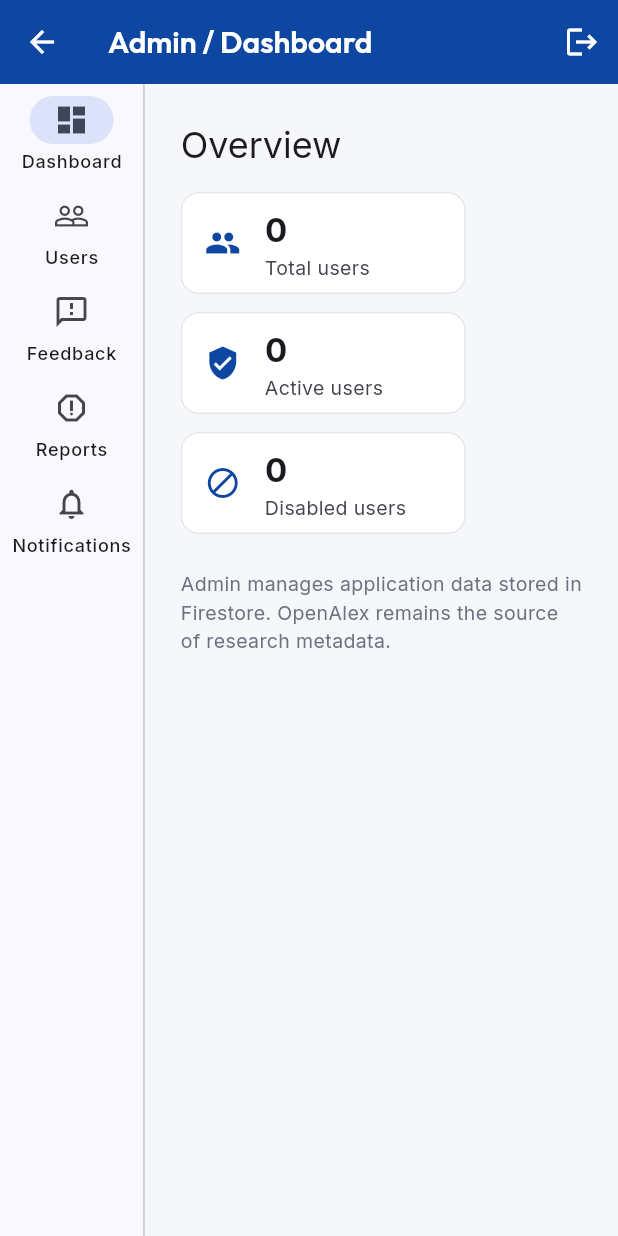
After one commit to LeMinhDuc192044/prm393_lab2_se192044, a Flutter app: the AdminDashboardScreen screen opened directly, on a phone screen of 412 x 824 dp. The commit adds this screen. Run offline on Flutter 3.47's test engine with Material 3 defaults, Android fonts, the phone set to English and light mode, and no system bars; our stand-ins replace cloud_firestore, firebase_auth, firebase_core, firebase_crashlytics, fl_chart, google_fonts and 2 more; accounts and stored records are empty.

Commit message:
add admin

```diff
--- /dev/null
+++ b/lib/repositories/admin_repository.dart
@@ -0,0 +1,23 @@
+import 'package:cloud_firestore/cloud_firestore.dart';
+
+import '../services/admin_service.dart';
+
+class AdminRepository {
+  AdminRepository({AdminService? service}) : _service = service ?? AdminService();
+  final AdminService _service;
+
+  Stream<QuerySnapshot<Map<String, dynamic>>> watchUsers() => _service.watchUsers();
+  Stream<QuerySnapshot<Map<String, dynamic>>> watchFeedback() => _service.watchFeedback();
+  Stream<QuerySnapshot<Map<String, dynamic>>> watchReports() => _service.watchReports();
+  Stream<QuerySnapshot<Map<String, dynamic>>> watchNotifications() => _service.watchNotifications();
+  Stream<DocumentSnapshot<Map<String, dynamic>>> watchConfig() => _service.watchConfig();
+  Future<void> updateUserRole(String uid, String role) => _service.updateUserRole(uid, role);
+  Future<void> updateUserStatus(String uid, String status) => _service.updateUserStatus(uid, status);
+  Future<void> updateFeedbackStatus(String id, String status) => _service.updateFeedbackStatus(id, status);
+  Future<void> deleteFeedback(String id) => _service.deleteFeedback(id);
+  Future<void> updateReportStatus(String id, String status) => _service.updateReportStatus(id, status);
+  Future<void> createNotification(Map<String, dynamic> data) => _service.createNotification(data);
+  Future<void> updateNotification(String id, Map<String, dynamic> data) => _service.updateNotification(id, data);
+  Future<void> deleteNotification(String id) => _service.deleteNotification(id);
+  Future<void> updateConfig(Map<String, dynamic> data) => _service.updateConfig(data);
+}
--- a/lib/repositories/auth_repository.dart
+++ b/lib/repositories/auth_repository.dart
@@ -1,4 +1,5 @@
 import 'package:firebase_auth/firebase_auth.dart';
+import 'package:cloud_firestore/cloud_firestore.dart';
 
 import '../services/firebase_sign_in_service.dart';
 
@@ -11,6 +12,9 @@ class AuthRepository {
   User? get currentUser => _authService.currentUser;
 
   Stream<User?> get authStateChanges => _authService.authStateChanges;
+
+  Stream<DocumentSnapshot<Map<String, dynamic>>> watchUserProfile(String uid) =>
+      _authService.watchUserProfile(uid);
 
   Future<User?> signInWithEmailPassword({
     required String email,
--- /dev/null
+++ b/lib/screens/admin_dashboard_screen.dart
@@ -0,0 +1,180 @@
+import 'package:cloud_firestore/cloud_firestore.dart';
+import 'package:flutter/material.dart';
+import 'package:provider/provider.dart';
+
+import '../theme.dart';
+import '../viewmodels/admin_dashboard_view_model.dart';
+import '../viewmodels/auth_view_model.dart';
+
+class AdminDashboardScreen extends StatefulWidget {
+  const AdminDashboardScreen({super.key});
+
+  @override
+  State<AdminDashboardScreen> createState() => _AdminDashboardScreenState();
+}
+
+class _AdminDashboardScreenState extends State<AdminDashboardScreen> {
+  int _section = 0;
+  static const _titles = ['Dashboard', 'Users', 'Feedback', 'Reports', 'Notifications'];
+
+  @override
+  Widget build(BuildContext context) {
+    return ChangeNotifierProvider(
+      create: (_) => AdminDashboardViewModel(),
+      child: Consumer<AdminDashboardViewModel>(
+        builder: (context, model, _) {
+          return Scaffold(
+            appBar: AppBar(
+              title: Text('Admin / ${_titles[_section]}'),
+              actions: [
+                IconButton(
+                  tooltip: 'Logout',
+                  onPressed: () => context.read<AuthViewModel>().signOut(),
+                  icon: const Icon(Icons.logout),
+                ),
+              ],
+            ),
+            body: Row(
+              children: [
+                NavigationRail(
+                  selectedIndex: _section,
+                  onDestinationSelected: (value) => setState(() => _section = value),
+                  labelType: NavigationRailLabelType.all,
+                  destinations: const [
+                    NavigationRailDestination(icon: Icon(Icons.dashboard_outlined), selectedIcon: Icon(Icons.dashboard), label: Text('Dashboard')),
+                    NavigationRailDestination(icon: Icon(Icons.people_outline), selectedIcon: Icon(Icons.people), label: Text('Users')),
+                    NavigationRailDestination(icon: Icon(Icons.feedback_outlined), selectedIcon: Icon(Icons.feedback), label: Text('Feedback')),
+                    NavigationRailDestination(icon: Icon(Icons.report_outlined), selectedIcon: Icon(Icons.report), label: Text('Reports')),
+                    NavigationRailDestination(icon: Icon(Icons.notifications_outlined), selectedIcon: Icon(Icons.notifications), label: Text('Notifications')),
+                  ],
+                ),
+                const VerticalDivider(width: 1),
+                Expanded(child: _body(model)),
+              ],
+            ),
+          );
+        },
+      ),
+    );
+  }
+
+  Widget _body(AdminDashboardViewModel model) {
+    switch (_section) {
+      case 1:
+        return _Users(model: model);
+      case 2:
+        return _ModerationList(title: 'Feedback', stream: model.feedback, onStatus: model.updateFeedback, onDelete: model.deleteFeedback);
+      case 3:
+        return _ModerationList(title: 'Reports', stream: model.reports, onStatus: model.updateReport);
+      case 4:
+        return _ModerationList(title: 'Notifications', stream: model.notifications);
+      default:
+        return _Dashboard(model: model);
+    }
+  }
+}
+
+class _Dashboard extends StatelessWidget {
+  const _Dashboard({required this.model});
+  final AdminDashboardViewModel model;
+
+  @override
+  Widget build(BuildContext context) => StreamBuilder<QuerySnapshot<Map<String, dynamic>>>(
+        stream: model.users,
+        builder: (context, snapshot) {
+          final docs = snapshot.data?.docs ?? const [];
+          final active = docs.where((doc) => doc.data()['status'] != 'DISABLED').length;
+          final disabled = docs.length - active;
+          return ListView(
+            padding: const EdgeInsets.all(24),
+            children: [
+              Text('Overview', style: Theme.of(context).textTheme.headlineSmall),
+              const SizedBox(height: 16),
+              Wrap(spacing: 12, runSpacing: 12, children: [
+                _Metric(label: 'Total users', value: docs.length, icon: Icons.people),
+                _Metric(label: 'Active users', value: active, icon: Icons.verified_user),
+                _Metric(label: 'Disabled users', value: disabled, icon: Icons.block),
+              ]),
+              const SizedBox(height: 24),
+              const Text('Admin manages application data stored in Firestore. OpenAlex remains the source of research metadata.'),
+            ],
+          );
+        },
+      );
+}
+
+class _Metric extends StatelessWidget {
+  const _Metric({required this.label, required this.value, required this.icon});
+  final String label;
+  final int value;
+  final IconData icon;
+  @override
+  Widget build(BuildContext context) => SizedBox(
+        width: 190,
+        child: Card(child: ListTile(leading: Icon(icon, color: AppTheme.primary), title: Text('$value', style: const TextStyle(fontSize: 22, fontWeight: FontWeight.bold)), subtitle: Text(label))),
+      );
+}
+
+class _Users extends StatelessWidget {
+  const _Users({required this.model});
+  final AdminDashboardViewModel model;
+  @override
+  Widget build(BuildContext context) => StreamBuilder<QuerySnapshot<Map<String, dynamic>>>(
+        stream: model.users,
+        builder: (context, snapshot) {
+          if (snapshot.hasError) return Center(child: Text('Unable to load users: ${snapshot.error}'));
+          if (!snapshot.hasData) return const Center(child: CircularProgressIndicator());
+          return ListView.builder(
+            padding: const EdgeInsets.all(16),
+            itemCount: snapshot.data!.docs.length,
+            itemBuilder: (context, index) {
+              final doc = snapshot.data!.docs[index];
+              final data = doc.data();
+              final disabled = data['status'] == 'DISABLED';
+              return Card(child: ListTile(
+                leading: CircleAvatar(child: Text((data['displayName'] as String? ?? data['email'] as String? ?? '?').substring(0, 1).toUpperCase())),
+                title: Text(data['displayName'] as String? ?? 'Unnamed user'),
+                subtitle: Text('${data['email'] ?? ''}\n${data['role'] ?? 'USER'} • ${data['status'] ?? 'ACTIVE'}'),
+                isThreeLine: true,
+                trailing: PopupMenuButton<String>(
+                  onSelected: (value) => value == 'role' ? model.updateRole(doc.id, data['role'] == 'ADMIN' ? 'USER' : 'ADMIN') : model.updateStatus(doc.id, disabled ? 'ACTIVE' : 'DISABLED'),
+                  itemBuilder: (_) => [PopupMenuItem(value: 'role', child: Text(data['role'] == 'ADMIN' ? 'Make user' : 'Make admin')), PopupMenuItem(value: 'status', child: Text(disabled ? 'Enable' : 'Disable'))],
+                ),
+              ));
+            },
+          );
+        },
+      );
+}
+
+class _ModerationList extends StatelessWidget {
+  const _ModerationList({required this.title, required this.stream, this.onStatus, this.onDelete});
+  final String title;
+  final Stream<QuerySnapshot<Map<String, dynamic>>> stream;
+  final Future<void> Function(String, String)? onStatus;
+  final Future<void> Function(String)? onDelete;
+  @override
+  Widget build(BuildContext context) => StreamBuilder<QuerySnapshot<Map<String, dynamic>>>(
+        stream: stream,
+        builder: (context, snapshot) {
+          if (snapshot.hasError) return Center(child: Text('Unable to load $title: ${snapshot.error}'));
+          if (!snapshot.hasData) return const Center(child: CircularProgressIndicator());
+          final docs = snapshot.data!.docs;
+          if (docs.isEmpty) return Center(child: Text('No $title yet.'));
+          return ListView(
+            padding: const EdgeInsets.all(16),
+            children: docs.map((doc) {
+              final data = doc.data();
+              return Card(child: ListTile(
+                title: Text(data['title'] as String? ?? data['message'] as String? ?? data['description'] as String? ?? title),
+                subtitle: Text('${data['status'] ?? 'PENDING'} • ${data['uid'] ?? ''}'),
+                trailing: Wrap(children: [
+                  if (onStatus != null) PopupMenuButton<String>(onSelected: (status) => onStatus!(doc.id, status), itemBuilder: (_) => const [PopupMenuItem(value: 'APPROVED', child: Text('Approve')), PopupMenuItem(value: 'REJECTED', child: Text('Reject')), PopupMenuItem(value: 'RESOLVED', child: Text('Resolve'))]),
+                  if (onDelete != null) IconButton(onPressed: () => onDelete!(doc.id), icon: const Icon(Icons.delete_outline)),
+                ]),
+              ));
+            }).toList(),
+          );
+        },
+      );
+}
--- /dev/null
+++ b/lib/services/admin_service.dart
@@ -0,0 +1,59 @@
+import 'package:cloud_firestore/cloud_firestore.dart';
+
+class AdminService {
+  AdminService({FirebaseFirestore? firestore})
+      : _firestore = firestore ?? FirebaseFirestore.instance;
+
+  final FirebaseFirestore _firestore;
+
+  Stream<QuerySnapshot<Map<String, dynamic>>> watchUsers() =>
+      _firestore.collection('users').orderBy('createdAt', descending: true).snapshots();
+
+  Stream<QuerySnapshot<Map<String, dynamic>>> watchFeedback() =>
+      _firestore.collection('feedback').orderBy('createdAt', descending: true).snapshots();
+
+  Stream<QuerySnapshot<Map<String, dynamic>>> watchReports() =>
+      _firestore.collection('reports').orderBy('createdAt', descending: true).snapshots();
+
+  Stream<QuerySnapshot<Map<String, dynamic>>> watchNotifications() =>
+      _firestore.collection('notifications').orderBy('createdAt', descending: true).snapshots();
+
+  Future<void> updateUserRole(String uid, String role) =>
+      _firestore.collection('users').doc(uid).update({
+        'role': role,
+        'updatedAt': FieldValue.serverTimestamp(),
+      });
+
+  Future<void> updateUserStatus(String uid, String status) =>
+      _firestore.collection('users').doc(uid).update({
+        'status': status,
+        'updatedAt': FieldValue.serverTimestamp(),
+      });
+
+  Future<void> updateFeedbackStatus(String id, String status) =>
+      _firestore.collection('feedback').doc(id).update({'status': status});
+
+  Future<void> deleteFeedback(String id) =>
+      _firestore.collection('feedback').doc(id).delete();
+
+  Future<void> updateReportStatus(String id, String status) =>
+      _firestore.collection('reports').doc(id).update({'status': status});
+
+  Future<void> createNotification(Map<String, dynamic> data) =>
+      _firestore.collection('notifications').add({
+        ...data,
+        'createdAt': FieldValue.serverTimestamp(),
+      });
+
+  Future<void> updateNotification(String id, Map<String, dynamic> data) =>
+      _firestore.collection('notifications').doc(id).update(data);
+
+  Future<void> deleteNotification(String id) =>
+      _firestore.collection('notifications').doc(id).delete();
+
+  Stream<DocumentSnapshot<Map<String, dynamic>>> watchConfig() =>
+      _firestore.collection('app_config').doc('main').snapshots();
+
+  Future<void> updateConfig(Map<String, dynamic> data) =>
+      _firestore.collection('app_config').doc('main').set(data, SetOptions(merge: true));
+}
--- /dev/null
+++ b/lib/viewmodels/admin_dashboard_view_model.dart
@@ -0,0 +1,41 @@
+import 'package:cloud_firestore/cloud_firestore.dart';
+import 'package:flutter/foundation.dart';
+
+import '../repositories/admin_repository.dart';
+
+class AdminDashboardViewModel extends ChangeNotifier {
+  AdminDashboardViewModel({AdminRepository? repository})
+      : _repository = repository ?? AdminRepository();
+
+  final AdminRepository _repository;
+  bool loading = false;
+  String? errorMessage;
+  String? successMessage;
+
+  Stream<QuerySnapshot<Map<String, dynamic>>> get users => _repository.watchUsers();
+  Stream<QuerySnapshot<Map<String, dynamic>>> get feedback => _repository.watchFeedback();
+  Stream<QuerySnapshot<Map<String, dynamic>>> get reports => _repository.watchReports();
+  Stream<QuerySnapshot<Map<String, dynamic>>> get notifications => _repository.watchNotifications();
+
+  Future<void> updateRole(String uid, String role) => _run(() => _repository.updateUserRole(uid, role));
+  Future<void> updateStatus(String uid, String status) => _run(() => _repository.updateUserStatus(uid, status));
+  Future<void> updateFeedback(String id, String status) => _run(() => _repository.updateFeedbackStatus(id, status));
+  Future<void> updateReport(String id, String status) => _run(() => _repository.updateReportStatus(id, status));
+  Future<void> deleteFeedback(String id) => _run(() => _repository.deleteFeedback(id));
+
+  Future<void> _run(Future<void> Function() action) async {
+    loading = true;
+    errorMessage = null;
+    successMessage = null;
+    notifyListeners();
+    try {
+      await action();
+      successMessage = 'Changes saved.';
+    } catch (error) {
+      errorMessage = error.toString();
+    } finally {
+      loading = false;
+      notifyListeners();
+    }
+  }
+}
--- a/lib/viewmodels/auth_view_model.dart
+++ b/lib/viewmodels/auth_view_model.dart
@@ -1,4 +1,5 @@
 import 'package:firebase_auth/firebase_auth.dart';
+import 'package:cloud_firestore/cloud_firestore.dart';
 import 'package:flutter/foundation.dart';
 
 import '../repositories/auth_repository.dart';
@@ -17,6 +18,9 @@ class AuthViewModel extends ChangeNotifier {
   User? get currentUser => _authRepository.currentUser;
   bool get isLoggedIn => currentUser != null;
   Stream<User?> get authStateChanges => _authRepository.authStateChanges;
+
+  Stream<DocumentSnapshot<Map<String, dynamic>>> watchUserProfile(String uid) =>
+      _authRepository.watchUserProfile(uid);
   Future<User?> signInWithEmailPassword({
     required String email,
     required String password,
```
Also changed, not shown: firestore.indexes.json (+0 -7 lines), lib/main.dart (+45 -1 lines), lib/models/user_model.dart (+9 -1 lines), lib/services/firebase_sign_in_service.dart (+7 -1 lines), 1 other file.
